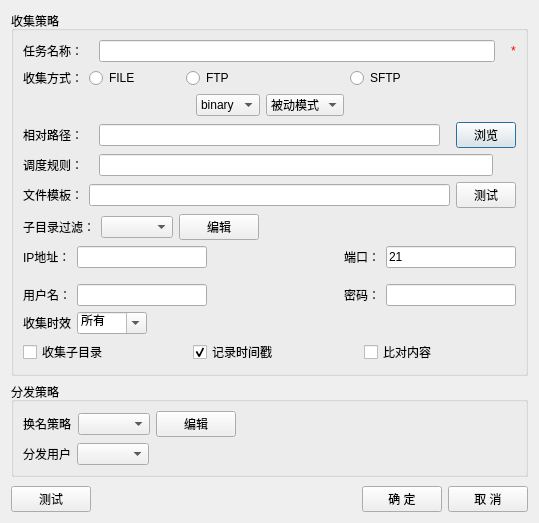
This is apps/DataTransfer/ui/collect.ui in liubojun/DataTransfer as Qt 5 draws it before an edit. The edited form follows.
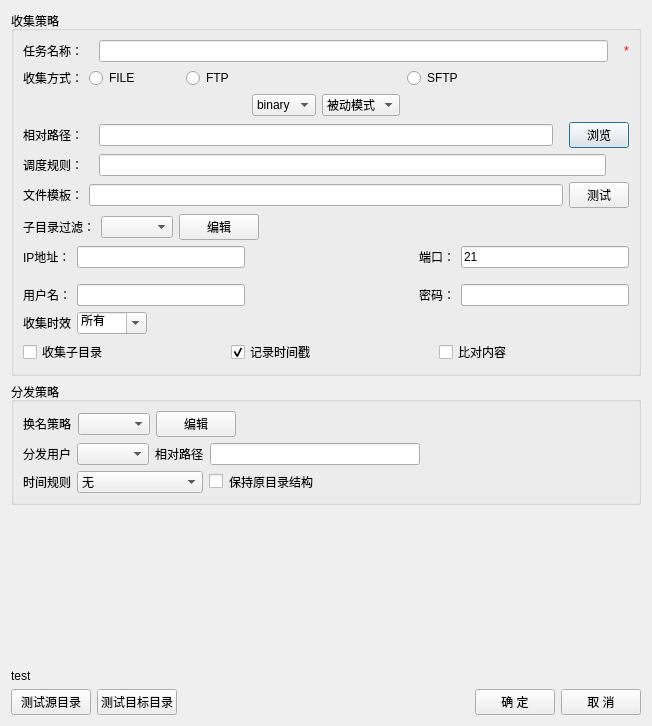
This is the edited form. Icons and pictures are not drawn.

Commit message: 升级版本，支持收集任务复制以及分发用户相对路径调整

What changed in the file:
```diff
--- a/apps/DataTransfer/ui/collect.ui
+++ b/apps/DataTransfer/ui/collect.ui
@@ -6,8 +6,8 @@
    <rect>
     <x>0</x>
     <y>0</y>
-    <width>539</width>
-    <height>523</height>
+    <width>652</width>
+    <height>726</height>
    </rect>
   </property>
   <property name="windowTitle">
@@ -601,7 +601,79 @@
          <widget class="QComboBox" name="comboBox_sendUser"/>
         </item>
         <item>
-         <spacer name="horizontalSpacer_10">
+         <widget class="QLabel" name="label_14">
+          <property name="text">
+           <string>相对路径</string>
+          </property>
+         </widget>
+        </item>
+        <item>
+         <widget class="QLineEdit" name="lineEdit_rtvpath"/>
+        </item>
+        <item>
+         <spacer name="horizontalSpacer_16">
+          <property name="orientation">
+           <enum>Qt::Horizontal</enum>
+          </property>
+          <property name="sizeHint" stdset="0">
+           <size>
+            <width>40</width>
+            <height>20</height>
+           </size>
+          </property>
+         </spacer>
+        </item>
+       </layout>
+      </item>
+      <item>
+       <layout class="QHBoxLayout" name="horizontalLayout_13">
+        <item>
+         <widget class="QLabel" name="label_16">
+          <property name="text">
+           <string>时间规则</string>
+          </property>
+         </widget>
+        </item>
+        <item>
+         <widget class="QComboBox" name="comboBox_timerule">
+          <item>
+           <property name="text">
+            <string>无</string>
+           </property>
+          </item>
+          <item>
+           <property name="text">
+            <string>基于收集目录时间</string>
+           </property>
+          </item>
+          <item>
+           <property name="text">
+            <string>基于文件名时间</string>
+           </property>
+          </item>
+          <item>
+           <property name="text">
+            <string>基于系统时间</string>
+           </property>
+          </item>
+         </widget>
+        </item>
+        <item>
+         <widget class="QCheckBox" name="checkBox_keepSource">
+          <property name="text">
+           <string/>
+          </property>
+         </widget>
+        </item>
+        <item>
+         <widget class="QLabel" name="label_15">
+          <property name="text">
+           <string>保持原目录结构</string>
+          </property>
+         </widget>
+        </item>
+        <item>
+         <spacer name="horizontalSpacer_17">
           <property name="orientation">
            <enum>Qt::Horizontal</enum>
           </property>
@@ -631,19 +703,26 @@
      </property>
     </spacer>
    </item>
+   <item>
+    <widget class="QLabel" name="label_result">
+     <property name="text">
+      <string>test</string>
+     </property>
+    </widget>
+   </item>
    <item>
     <layout class="QHBoxLayout" name="horizontalLayout_7">
      <item>
       <widget class="QPushButton" name="btn_test_2">
        <property name="text">
-        <string>测试</string>
+        <string>测试源目录</string>
        </property>
       </widget>
      </item>
      <item>
-      <widget class="QLabel" name="label_result">
+      <widget class="QPushButton" name="btn_testDest">
        <property name="text">
-        <string/>
+        <string>测试目标目录</string>
        </property>
       </widget>
      </item>
```
Left out of the diff: 2 changed lines with no effect on the pictures. The commit also changes 16 other files.
